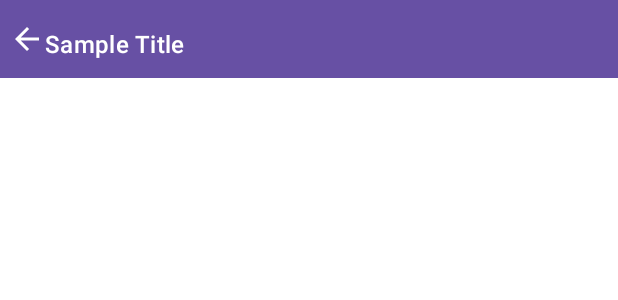
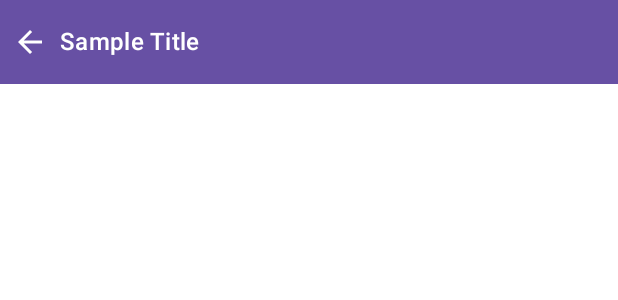
Before and after one commit to calvinkurn/speakbuddy_android_challenge, an Android app built with Jetpack Compose: the @Preview function HeaderWidgetPreview, on a phone screen of 412 x 824 dp. Shown: the top 300 px of the screen. Run offline under Robolectric (Android 15) with nearby library versions, the phone set to English and light mode, and no system bars.

Commit message:
adjust padding value for HeaderWidget

```diff
--- a/app/src/main/java/jp/speakbuddy/factsearcher/ui/widget/HeaderWidget.kt
+++ b/app/src/main/java/jp/speakbuddy/factsearcher/ui/widget/HeaderWidget.kt
@@ -35,12 +35,12 @@ fun HeaderWidget(
         modifier = modifier
             .fillMaxWidth()
             .background(MaterialTheme.colorScheme.primary)
-            .padding(6.dp)
+            .padding(8.dp)
             .height(40.dp),
         verticalAlignment = Alignment.CenterVertically
     ) {
         if (withBackButton) {
-            IconButton(onClick = onBackClick, modifier = Modifier.size(24.dp)) {
+            IconButton(onClick = onBackClick, modifier = Modifier.size(height = 24.dp, width = 32.dp).padding(end = 8.dp)) {
                 Icon(
                     modifier = Modifier.size(24.dp),
                     imageVector = Icons.AutoMirrored.Filled.ArrowBack,
@@ -51,7 +51,6 @@ fun HeaderWidget(
         }
 
         Text(
-            modifier = Modifier.padding(top = 8.dp),
             text = title,
             style = MaterialTheme.typography.titleMedium,
             color = MaterialTheme.colorScheme.onPrimary
```
